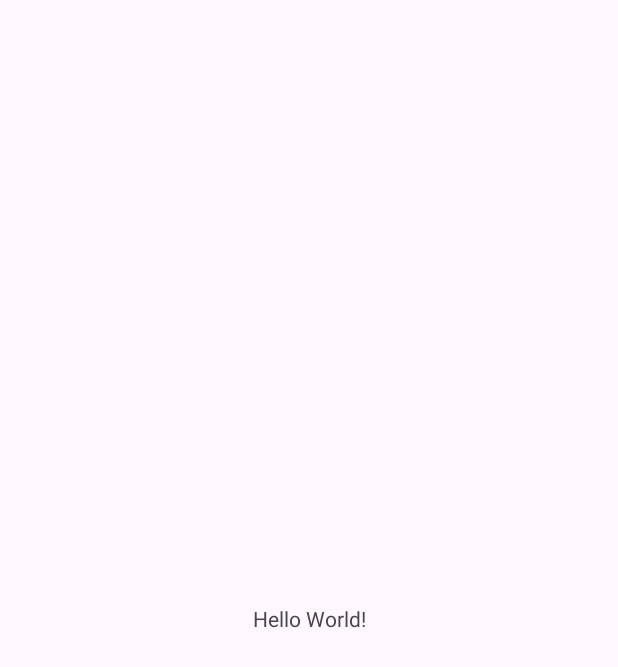
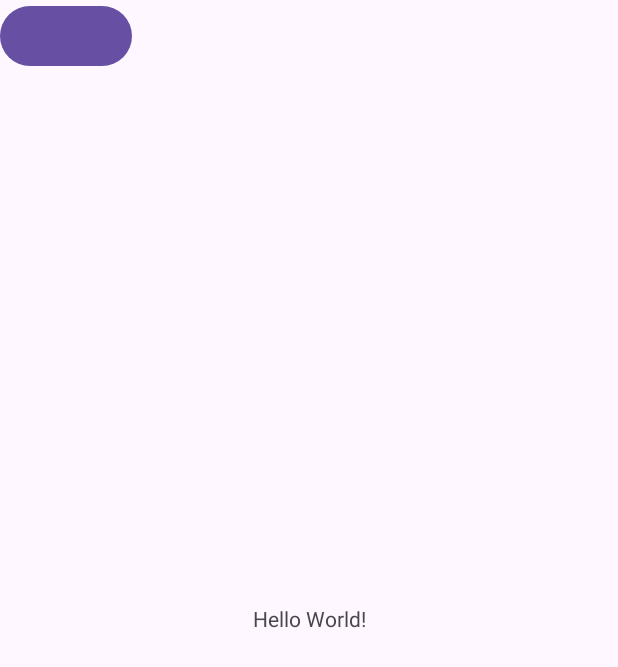
Before and after one commit to Utahshi-jp/oplogy, an Android app: the screen it shows after launch (MainActivity), on a phone screen of 412 x 824 dp. Before the commit the part shown is almost empty. Shown: the top 667 px of the screen. Run offline under Robolectric (Android 15) with nearby library versions, the phone set to English and light mode, and no system bars.

Commit message:
buttontest

```diff
--- a/app/src/main/res/layout/activity_main.xml
+++ b/app/src/main/res/layout/activity_main.xml
@@ -14,5 +14,9 @@
         app:layout_constraintEnd_toEndOf="parent"
         app:layout_constraintStart_toStartOf="parent"
         app:layout_constraintTop_toTopOf="parent" />
+    <Button
+        android:layout_width="wrap_content"
+        android:layout_height="wrap_content"
+        />
 
 </androidx.constraintlayout.widget.ConstraintLayout>
```
